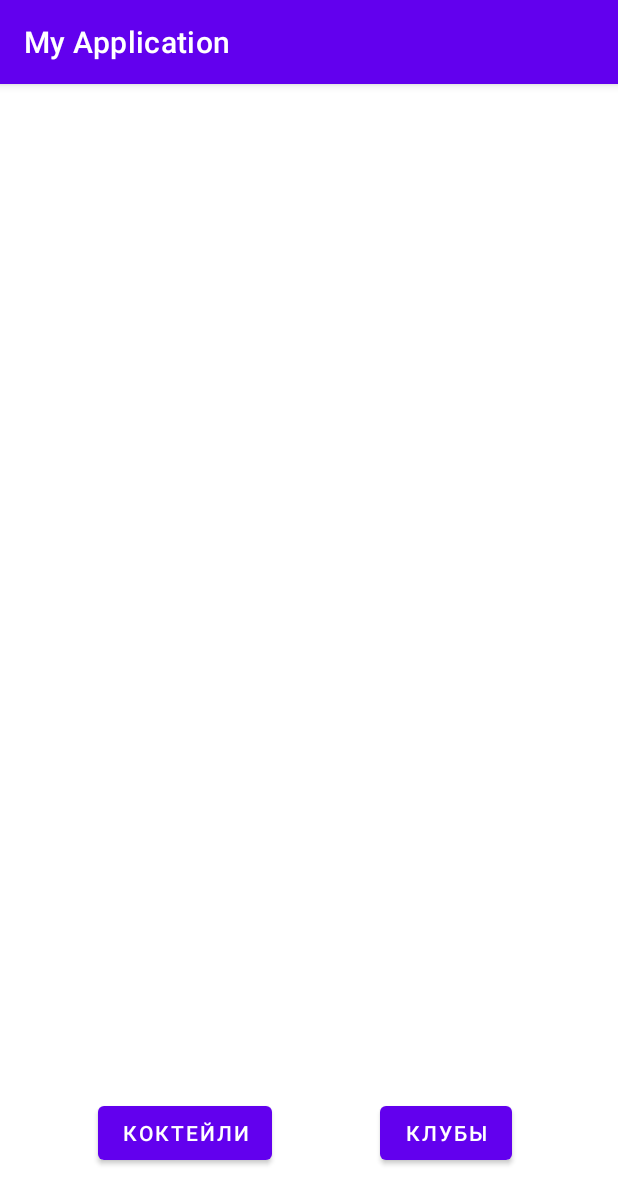
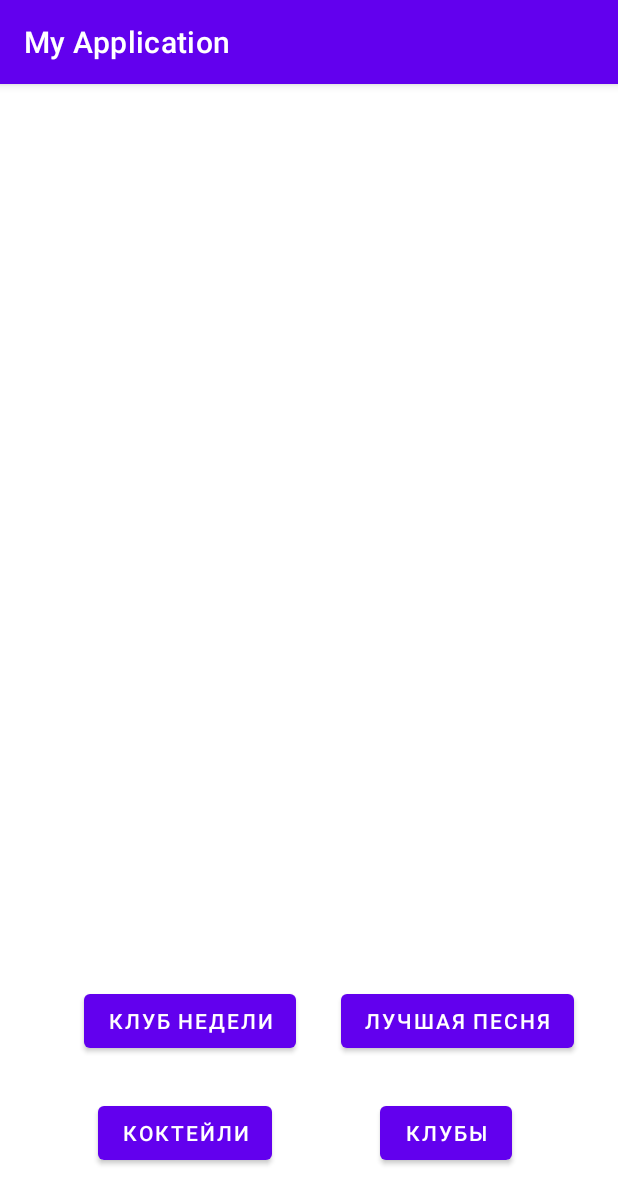
Before and after one commit to Masha5rubivasha/Practica_4_mobilki, an Android app: the screen it shows after launch (MainActivity), on a phone screen of 412 x 824 dp. Shown: the top 1204 px of the screen. Run offline under Robolectric (Android 15) with nearby library versions, the phone set to English and light mode, and no system bars.

Commit message:
Сделала 4 и 5 фрагмент и переход к ним

```diff
--- a/app/src/main/java/com/example/myapplication/FirstFragment.java
+++ b/app/src/main/java/com/example/myapplication/FirstFragment.java
@@ -19,6 +19,10 @@ public class FirstFragment extends Fragment {
 
     Button button_2;
     Button button_3;
+
+    Button button_best_club;
+
+    Button button_best_song;
     @Override
     public View onCreateView(LayoutInflater inflater, ViewGroup container,
                              Bundle savedInstanceState) {
@@ -47,5 +51,22 @@ public class FirstFragment extends Fragment {
                 Navigation.findNavController(view).navigate(R.id.action_firstFragment_to_thirdFragment);
             }
         });
+
+        button_best_club = view.findViewById(R.id.button_best_club);
+
+        button_best_club.setOnClickListener(new View.OnClickListener() {
+            @Override
+            public void onClick(View view) {
+                Navigation.findNavController(view).navigate(R.id.action_firstFragment_to_fourthFragment);
+            }
+        });
+        button_best_song = view.findViewById(R.id.button_best_song);
+
+        button_best_song.setOnClickListener(new View.OnClickListener() {
+            @Override
+            public void onClick(View view) {
+                Navigation.findNavController(view).navigate(R.id.action_firstFragment_to_fifthFragment);
+            }
+        });
     }
 }
--- a/app/src/main/res/layout/fragment_first.xml
+++ b/app/src/main/res/layout/fragment_first.xml
@@ -37,4 +37,28 @@
         app:layout_constraintStart_toStartOf="parent"
         app:layout_constraintTop_toTopOf="parent"
         app:layout_constraintVertical_bias="0.95" />
+
+    <Button
+        android:id="@+id/button_best_song"
+        android:layout_width="wrap_content"
+        android:layout_height="wrap_content"
+        android:text="Лучшая песня"
+        app:layout_constraintBottom_toBottomOf="parent"
+        app:layout_constraintEnd_toEndOf="parent"
+        app:layout_constraintHorizontal_bias="0.885"
+        app:layout_constraintStart_toStartOf="parent"
+        app:layout_constraintTop_toTopOf="parent"
+        app:layout_constraintVertical_bias="0.834" />
+
+    <Button
+        android:id="@+id/button_best_club"
+        android:layout_width="wrap_content"
+        android:layout_height="wrap_content"
+        android:text="Клуб недели"
+        app:layout_constraintBottom_toBottomOf="parent"
+        app:layout_constraintEnd_toEndOf="parent"
+        app:layout_constraintHorizontal_bias="0.208"
+        app:layout_constraintStart_toStartOf="parent"
+        app:layout_constraintTop_toTopOf="parent"
+        app:layout_constraintVertical_bias="0.834" />
 </androidx.constraintlayout.widget.ConstraintLayout>
--- a/app/src/main/res/navigation/my_nav.xml
+++ b/app/src/main/res/navigation/my_nav.xml
@@ -16,6 +16,12 @@
         <action
             android:id="@+id/action_firstFragment_to_thirdFragment"
             app:destination="@id/thirdFragment" />
+        <action
+            android:id="@+id/action_firstFragment_to_fourthFragment"
+            app:destination="@id/fourthFragment" />
+        <action
+            android:id="@+id/action_firstFragment_to_fifthFragment"
+            app:destination="@id/fifthFragment" />
     </fragment>
     <fragment
         android:id="@+id/secondFragment"
@@ -43,4 +49,14 @@
             app:destination="@id/secondFragment" />
 
     </fragment>
+    <fragment
+        android:id="@+id/fifthFragment"
+        android:name="com.example.myapplication.FifthFragment"
+        android:label="fragment_fifth"
+        tools:layout="@layout/fragment_fifth" />
+    <fragment
+        android:id="@+id/fourthFragment"
+        android:name="com.example.myapplication.FourthFragment"
+        android:label="fragment_fourth"
+        tools:layout="@layout/fragment_fourth" />
 </navigation>
```
Also changed, not shown: app/src/main/java/com/example/myapplication/FifthFragment.java (added, +64 -0 lines), app/src/main/java/com/example/myapplication/FourthFragment.java (added, +64 -0 lines), app/src/main/res/layout/fragment_fifth.xml (added, +14 -0 lines), app/src/main/res/layout/fragment_fourth.xml (added, +14 -0 lines).
